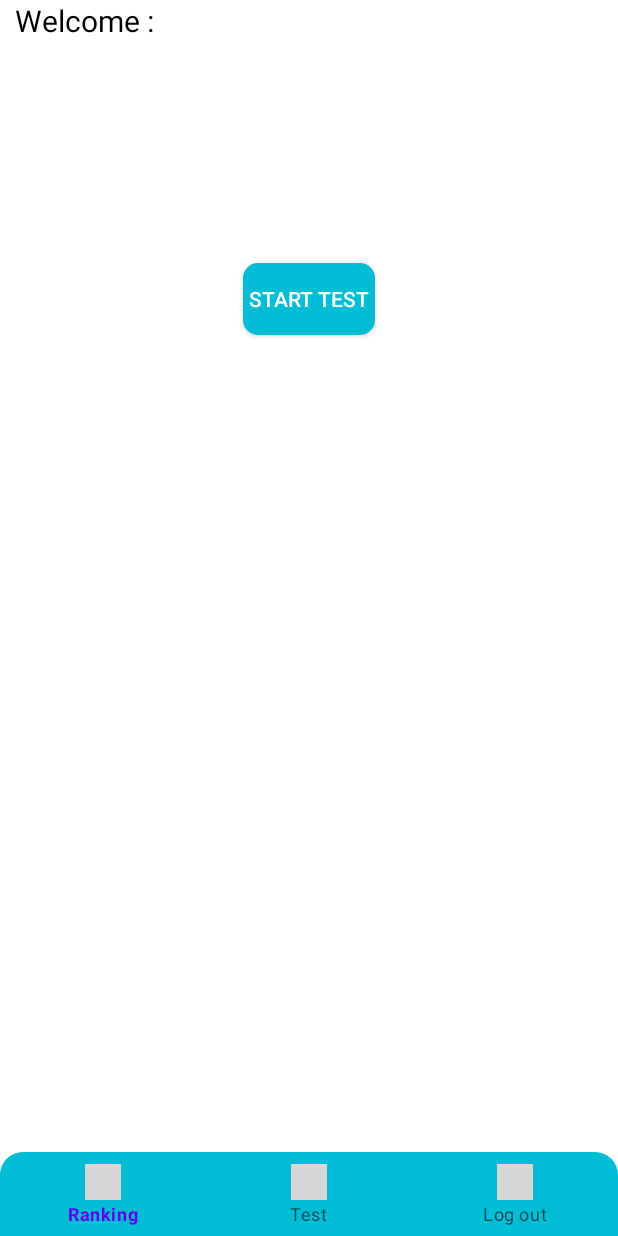
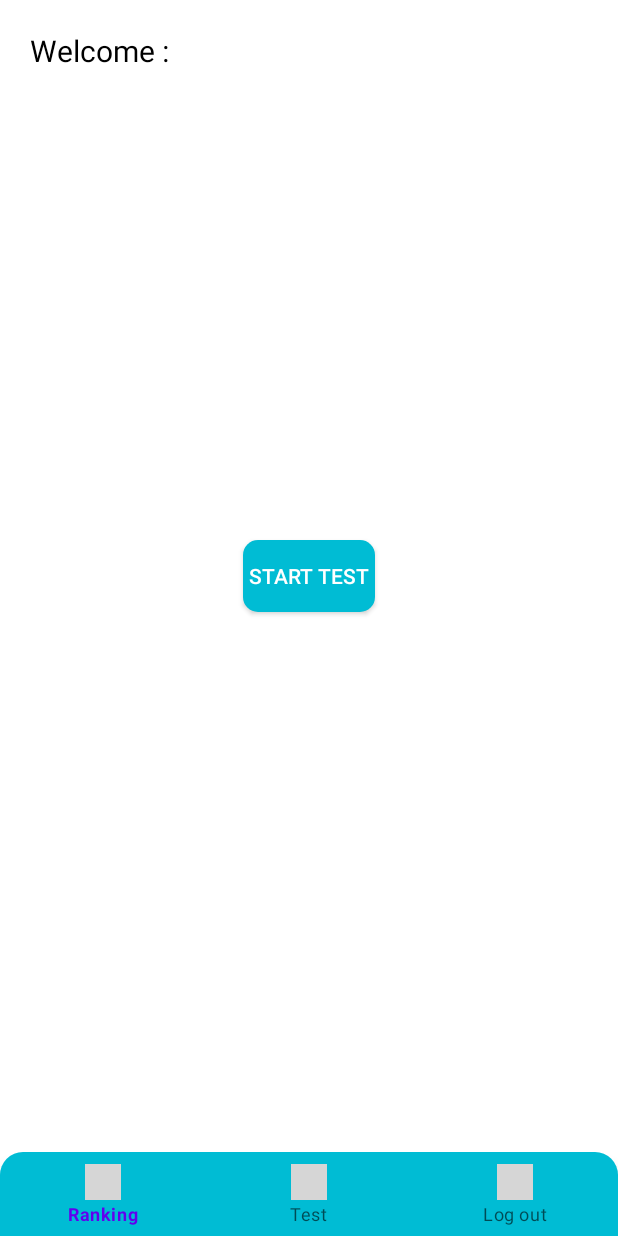
Before and after one commit to bekzod1205/moodle, an Android app: the Menu screen opened directly, with no data from a screen before it, item 2 of the bottom bar chosen, on a phone screen of 412 x 824 dp. Run offline under Robolectric (Android 15) with nearby library versions, the phone set to English and light mode, and no system bars; 1 statement that could not run was skipped; grey boxes are pictures that could not be loaded.

Commit message:
Second commit

```diff
--- a/app/src/main/java/com/example/ios_registr/Menu.kt
+++ b/app/src/main/java/com/example/ios_registr/Menu.kt
@@ -2,6 +2,7 @@ package com.example.ios_registr
 
 import android.annotation.SuppressLint
 import android.content.Intent
+import android.graphics.Color
 import android.os.Bundle
 import android.util.Log
 import android.view.View
@@ -24,7 +25,7 @@ class Menu : AppCompatActivity() {
     private lateinit var scroll: ScrollView
     private lateinit var linear: LinearLayout
     private var list = arrayListOf<User>()
-    private var str_1 :String = ""
+    private var str_1: String = ""
 
     @SuppressLint("MissingInflatedId", "SetTextI18n")
     override fun onCreate(savedInstanceState: Bundle?) {
@@ -52,13 +53,18 @@ class Menu : AppCompatActivity() {
 
         create_rank()
         str_1 = intent.getStringExtra("str").toString()
-        person_name.text = person_name.text.toString()+str_1
+        person_name.text = person_name.text.toString() + str_1
         logout.setOnClickListener {
             person_name = findViewById(R.id.person_name)
             finish()
         }
         test_btn.setOnClickListener {
             start_test.visibility = View.VISIBLE
+            linear.visibility = View.INVISIBLE
+        }
+        rank.setOnClickListener {
+            start_test.visibility = View.INVISIBLE
+            linear.visibility = View.VISIBLE
         }
         start_test.setOnClickListener {
             var intent = Intent(this, Test::class.java)
@@ -67,13 +73,22 @@ class Menu : AppCompatActivity() {
         }
     }
 
-    @SuppressLint("SetTextI18n")
+    @SuppressLint("SetTextI18n", "ResourceAsColor")
     fun create_rank() {
-        for (i in list.indices) {
-            Log.d("bb", "${i + 1}.${list[i].log} : ${list[i].score}")
+        list.sortBy {
+            it.score
+        }
+        var c = 1
+        for (i in list.indices.reversed()) {
+            Log.d("tag", list[i].log)
             var user = TextView(this)
-            user.text = "${i + 1}.${list[i].log} : ${list[i].score}"
+            user.text = "${c}.${list[i].log} : ${list[i].score}"
+            user.setTextColor(Color.BLACK)
+            user.textSize = 20f
             linear.addView(user)
+            c++
         }
     }
+
+
 }
--- a/app/src/main/java/com/example/ios_registr/Test.kt
+++ b/app/src/main/java/com/example/ios_registr/Test.kt
@@ -91,6 +91,8 @@ class Test : AppCompatActivity(), OnClickListener {
                     i.score += finishing()
                 }
             }
+            var s = gson.toJson(list_2)
+            edit.putString("users", s).apply()
         }
         again.setOnClickListener {
             gameover()
--- a/app/src/main/res/layout/menu_activity.xml
+++ b/app/src/main/res/layout/menu_activity.xml
@@ -9,13 +9,15 @@
         android:id="@+id/person_name"
         android:layout_width="match_parent"
         android:layout_height="wrap_content"
-        android:layout_marginHorizontal="10dp"
+        android:layout_marginHorizontal="20dp"
+        android:layout_marginTop="20dp"
         android:text="Welcome :"
         android:textColor="@color/black"
         android:textSize="20sp"
         app:layout_constraintEnd_toEndOf="parent"
         app:layout_constraintStart_toStartOf="parent"
-        app:layout_constraintTop_toTopOf="parent" />
+        app:layout_constraintTop_toTopOf="parent"
+        />
 
     <LinearLayout
         android:id="@+id/linearr"
@@ -49,7 +51,8 @@
         app:layout_constraintBottom_toBottomOf="@+id/linearr"
         app:layout_constraintEnd_toEndOf="parent"
         app:layout_constraintStart_toStartOf="parent"
-        app:layout_constraintTop_toTopOf="parent" />
+        app:layout_constraintTop_toTopOf="parent"
+        app:layout_constraintVertical_bias="1.0" />
 
     <com.google.android.material.bottomnavigation.BottomNavigationView
         android:id="@+id/navigation"
```
